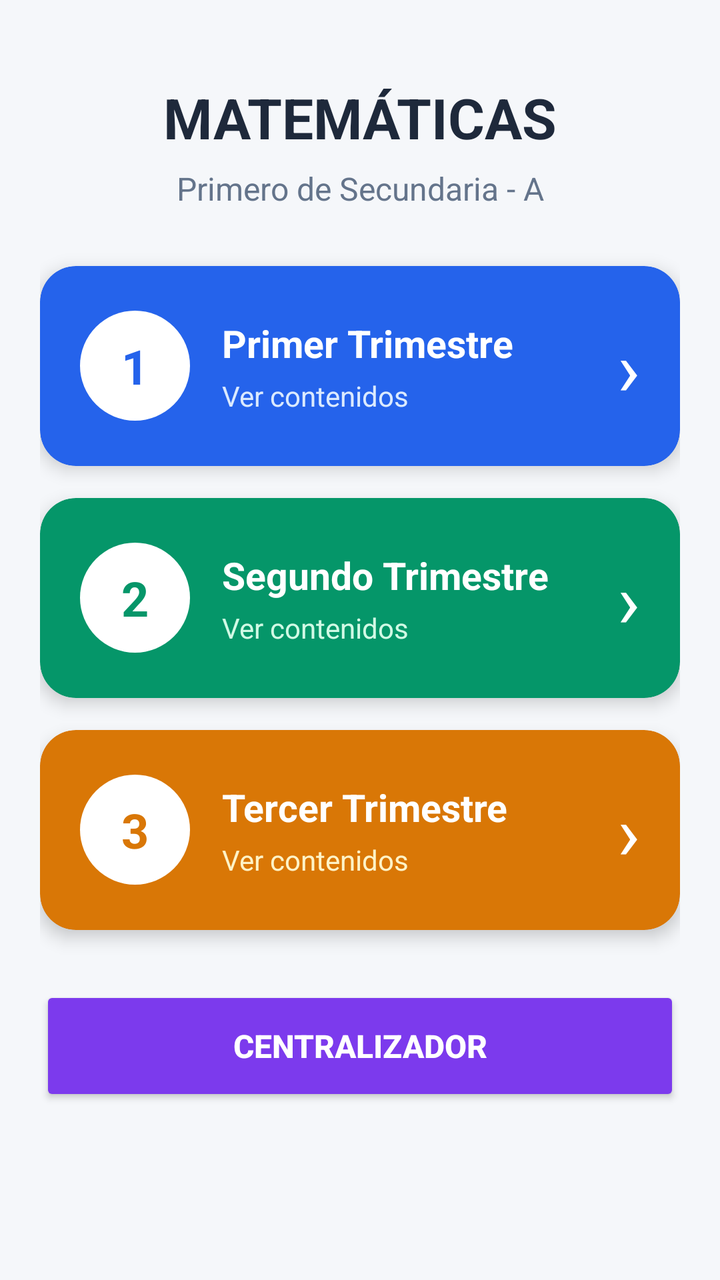
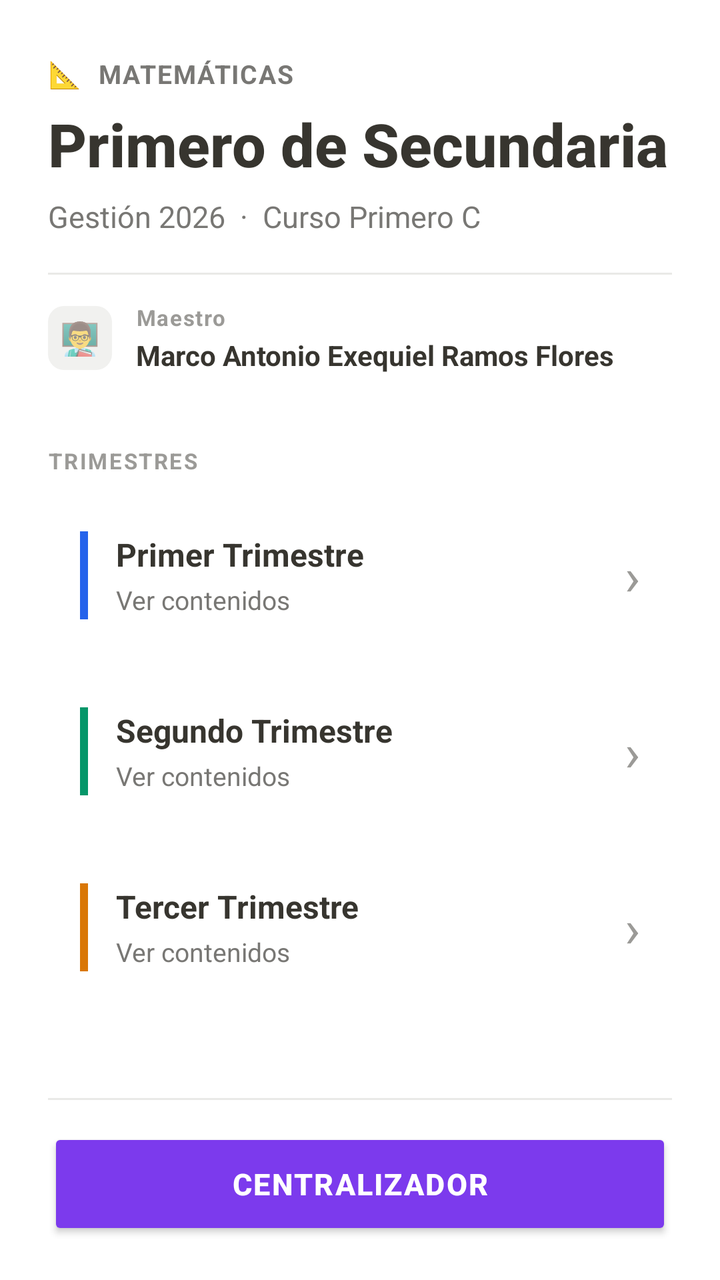

Compare the two renders of this Android layout. The source of the first and the diff that turns it into the second are given below.
<!-- AndroidManifest.xml: application theme Theme.Colegio -->
<!-- res/layout/activity_matematica_ver_trimestres_primero_a.xml -->
<?xml version="1.0" encoding="utf-8"?>
<ScrollView xmlns:android="http://schemas.android.com/apk/res/android" xmlns:app="http://schemas.android.com/apk/res-auto" android:layout_width="match_parent" android:layout_height="match_parent" android:background="#F5F7FA">

  <LinearLayout
      android:id="@+id/main"
      android:layout_width="match_parent"
      android:layout_height="wrap_content"
      android:orientation="vertical"
      android:padding="20dp">

    
    <TextView
        android:layout_width="match_parent"
        android:layout_height="wrap_content"
        android:text="MATEMÁTICAS"
        android:textColor="#1E293B"
        android:textSize="28sp"
        android:textStyle="bold"
        android:gravity="center"
        android:layout_marginTop="20dp" />

    <TextView
        android:layout_width="match_parent"
        android:layout_height="wrap_content"
        android:text="Primero de Secundaria - A"
        android:textColor="#64748B"
        android:textSize="16sp"
        android:gravity="center"
        android:layout_marginTop="6dp"
        android:layout_marginBottom="28dp" />

    
    <androidx.cardview.widget.CardView
        android:id="@+id/cardPrimerTrimestre"
        android:layout_width="match_parent"
        android:layout_height="100dp"
        android:layout_marginBottom="16dp"
        app:cardCornerRadius="18dp"
        app:cardElevation="5dp"
        app:cardBackgroundColor="#2563EB">

      <LinearLayout
          android:layout_width="match_parent"
          android:layout_height="match_parent"
          android:orientation="horizontal"
          android:gravity="center_vertical"
          android:padding="20dp">

        <TextView
            android:layout_width="55dp"
            android:layout_height="55dp"
            android:gravity="center"
            android:text="1"
            android:textColor="#2563EB"
            android:textSize="24sp"
            android:textStyle="bold"
            android:background="@drawable/circulo_blanco" />

        <LinearLayout
            android:layout_width="0dp"
            android:layout_height="wrap_content"
            android:layout_weight="1"
            android:orientation="vertical"
            android:layout_marginStart="16dp">

          <TextView
              android:layout_width="wrap_content"
              android:layout_height="wrap_content"
              android:text="Primer Trimestre"
              android:textColor="#FFFFFF"
              android:textSize="19sp"
              android:textStyle="bold" />

          <TextView
              android:layout_width="wrap_content"
              android:layout_height="wrap_content"
              android:text="Ver contenidos"
              android:textColor="#DBEAFE"
              android:textSize="14sp"
              android:layout_marginTop="4dp" />

        </LinearLayout>

        <TextView
            android:layout_width="wrap_content"
            android:layout_height="wrap_content"
            android:text="›"
            android:textColor="#FFFFFF"
            android:textSize="38sp" />

      </LinearLayout>

    </androidx.cardview.widget.CardView>

    
    <androidx.cardview.widget.CardView
        android:id="@+id/cardSegundoTrimestre"
        android:layout_width="match_parent"
        android:layout_height="100dp"
        android:layout_marginBottom="16dp"
        app:cardCornerRadius="18dp"
        app:cardElevation="5dp"
        app:cardBackgroundColor="#059669">

      <LinearLayout
          android:layout_width="match_parent"
          android:layout_height="match_parent"
          android:orientation="horizontal"
          android:gravity="center_vertical"
          android:padding="20dp">

        <TextView
            android:layout_width="55dp"
            android:layout_height="55dp"
            android:gravity="center"
            android:text="2"
            android:textColor="#059669"
            android:textSize="24sp"
            android:textStyle="bold"
            android:background="@drawable/circulo_blanco" />

        <LinearLayout
            android:layout_width="0dp"
            android:layout_height="wrap_content"
            android:layout_weight="1"
            android:orientation="vertical"
            android:layout_marginStart="16dp">

          <TextView
              android:layout_width="wrap_content"
              android:layout_height="wrap_content"
              android:text="Segundo Trimestre"
              android:textColor="#FFFFFF"
              android:textSize="19sp"
              android:textStyle="bold" />

          <TextView
              android:layout_width="wrap_content"
              android:layout_height="wrap_content"
              android:text="Ver contenidos"
              android:textColor="#D1FAE5"
              android:textSize="14sp"
              android:layout_marginTop="4dp" />

        </LinearLayout>

        <TextView
            android:layout_width="wrap_content"
            android:layout_height="wrap_content"
            android:text="›"
            android:textColor="#FFFFFF"
            android:textSize="38sp" />

      </LinearLayout>

    </androidx.cardview.widget.CardView>

    
    <androidx.cardview.widget.CardView
        android:id="@+id/cardTercerTrimestre"
        android:layout_width="match_parent"
        android:layout_height="100dp"
        android:layout_marginBottom="16dp"
        app:cardCornerRadius="18dp"
        app:cardElevation="5dp"
        app:cardBackgroundColor="#D97706">

      <LinearLayout
          android:layout_width="match_parent"
          android:layout_height="match_parent"
          android:orientation="horizontal"
          android:gravity="center_vertical"
          android:padding="20dp">

        <TextView
            android:layout_width="55dp"
            android:layout_height="55dp"
            android:gravity="center"
            android:text="3"
            android:textColor="#D97706"
            android:textSize="24sp"
            android:textStyle="bold"
            android:background="@drawable/circulo_blanco" />

        <LinearLayout
            android:layout_width="0dp"
            android:layout_height="wrap_content"
            android:layout_weight="1"
            android:orientation="vertical"
            android:layout_marginStart="16dp">

          <TextView
              android:layout_width="wrap_content"
              android:layout_height="wrap_content"
              android:text="Tercer Trimestre"
              android:textColor="#FFFFFF"
              android:textSize="19sp"
              android:textStyle="bold" />

          <TextView
              android:layout_width="wrap_content"
              android:layout_height="wrap_content"
              android:text="Ver contenidos"
              android:textColor="#FEF3C7"
              android:textSize="14sp"
              android:layout_marginTop="4dp" />

        </LinearLayout>

        <TextView
            android:layout_width="wrap_content"
            android:layout_height="wrap_content"
            android:text="›"
            android:textColor="#FFFFFF"
            android:textSize="38sp" />

      </LinearLayout>

    </androidx.cardview.widget.CardView>


    
    
    

    <Button
        android:id="@+id/btnCentralizador"
        android:layout_width="match_parent"
        android:layout_height="60dp"
        android:layout_marginTop="12dp"
        android:layout_marginBottom="20dp"
        android:text="CENTRALIZADOR"
        android:textColor="#FFFFFF"
        android:textSize="16sp"
        android:textStyle="bold"
        android:backgroundTint="#7C3AED"
        android:elevation="5dp" />

  </LinearLayout>
</ScrollView>
<!-- resources referenced by this layout -->
<resources>
  <!-- drawable circulo_blanco (drawable) -->
  <?xml version="1.0" encoding="utf-8"?>
  <shape xmlns:android="http://schemas.android.com/apk/res/android"
      android:shape="oval">
  
      <solid android:color="#FFFFFF" />
  
  </shape>
  <style name="Theme.Colegio" parent="Theme.MaterialComponents.DayNight.NoActionBar">
          
          <item name="colorPrimary">@color/purple_500</item>
          <item name="colorPrimaryVariant">@color/purple_700</item>
          <item name="colorOnPrimary">@color/white</item>
          
          <item name="colorSecondary">@color/teal_200</item>
          <item name="colorSecondaryVariant">@color/teal_700</item>
          <item name="colorOnSecondary">@color/black</item>
          
          <item name="android:statusBarColor">?attr/colorPrimaryVariant</item>
          
      </style>
  <color name="purple_500">#FF6200EE</color>
  <color name="purple_700">#FF3700B3</color>
  <color name="white">#FFFFFFFF</color>
  <color name="teal_200">#FF03DAC5</color>
  <color name="teal_700">#FF018786</color>
  <color name="black">#FF000000</color>
</resources>

<!-- the commit's change to res/layout/activity_matematica_ver_trimestres_primero_a.xml (unified diff, before → after) -->
@@ -1,240 +1,364 @@
 <?xml version="1.0" encoding="utf-8"?>
-<ScrollView xmlns:android="http://schemas.android.com/apk/res/android" xmlns:app="http://schemas.android.com/apk/res-auto" android:layout_width="match_parent" android:layout_height="match_parent" android:background="#F5F7FA">
-
+<LinearLayout xmlns:android="http://schemas.android.com/apk/res/android"
+    xmlns:app="http://schemas.android.com/apk/res-auto"
+    android:layout_width="match_parent"
+    android:layout_height="match_parent"
+    android:orientation="vertical"
+    android:background="#FFFFFF">
+
+  
+  
+  
   <LinearLayout
-      android:id="@+id/main"
+      android:id="@+id/headerContainer"
       android:layout_width="match_parent"
       android:layout_height="wrap_content"
       android:orientation="vertical"
-      android:padding="20dp">
+      android:paddingStart="24dp"
+      android:paddingEnd="24dp"
+      android:paddingTop="28dp"
+      android:paddingBottom="20dp"
+      android:background="#FFFFFF">
 
     
     <TextView
-        android:layout_width="match_parent"
-        android:layout_height="wrap_content"
-        android:text="MATEMÁTICAS"
-        android:textColor="#1E293B"
-        android:textSize="28sp"
+        android:layout_width="wrap_content"
+        android:layout_height="wrap_content"
+        android:text="📐  MATEMÁTICAS"
+        android:textColor="#787774"
+        android:textSize="13sp"
+        android:letterSpacing="0.05"
+        android:textStyle="bold" />
+
+    
+    <TextView
+        android:layout_width="match_parent"
+        android:layout_height="wrap_content"
+        android:text="Primero de Secundaria"
+        android:textColor="#37352F"
+        android:textSize="30sp"
         android:textStyle="bold"
-        android:gravity="center"
-        android:layout_marginTop="20dp" />
-
+        android:layout_marginTop="6dp"
+        android:fontFamily="sans-serif-medium" />
+
+    
     <TextView
         android:layout_width="match_parent"
         android:layout_height="wrap_content"
-        android:text="Primero de Secundaria - A"
-        android:textColor="#64748B"
-        android:textSize="16sp"
-        android:gravity="center"
-        android:layout_marginTop="6dp"
-        android:layout_marginBottom="28dp" />
+        android:text="Gestión 2026  ·  Curso Primero C"
+        android:textColor="#787774"
+        android:textSize="15sp"
+        android:layout_marginTop="6dp" />
+    <View
+        android:layout_width="match_parent"
+        android:layout_height="1dp"
+        android:background="#E9E9E7"
+        android:layout_marginTop="18dp" />
 
     
-    <androidx.cardview.widget.CardView
-        android:id="@+id/cardPrimerTrimestre"
-        android:layout_width="match_parent"
-        android:layout_height="100dp"
-        android:layout_marginBottom="16dp"
-        app:cardCornerRadius="18dp"
-        app:cardElevation="5dp"
-        app:cardBackgroundColor="#2563EB">
+    <LinearLayout
+        android:layout_width="match_parent"
+        android:layout_height="wrap_content"
+        android:orientation="horizontal"
+        android:gravity="center_vertical"
+        android:layout_marginTop="14dp">
+
+      <TextView
+          android:layout_width="32dp"
+          android:layout_height="32dp"
+          android:gravity="center"
+          android:text="👨‍🏫"
+          android:textSize="16sp"
+          android:background="@drawable/bg_icon_soft" />
 
       <LinearLayout
+          android:layout_width="0dp"
+          android:layout_height="wrap_content"
+          android:layout_weight="1"
+          android:orientation="vertical"
+          android:layout_marginStart="12dp">
+
+        <TextView
+            android:layout_width="wrap_content"
+            android:layout_height="wrap_content"
+            android:text="Maestro"
+            android:textColor="#9B9A97"
+            android:textSize="11sp"
+            android:letterSpacing="0.05"
+            android:textStyle="bold" />
+
+        <TextView
+            android:layout_width="wrap_content"
+            android:layout_height="wrap_content"
+            android:text="Marco Antonio Exequiel Ramos Flores"
+            android:textColor="#37352F"
+            android:textSize="14sp"
+            android:textStyle="bold"
+            android:layout_marginTop="2dp" />
+
+      </LinearLayout>
+
+    </LinearLayout>
+
+  </LinearLayout>
+
+  
+  
+  
+  <ScrollView
+      android:layout_width="match_parent"
+      android:layout_height="0dp"
+      android:layout_weight="1"
+      android:fillViewport="true"
+      android:clipToPadding="false"
+      android:paddingBottom="16dp">
+
+    <LinearLayout
+        android:layout_width="match_parent"
+        android:layout_height="wrap_content"
+        android:orientation="vertical"
+        android:paddingStart="24dp"
+        android:paddingEnd="24dp"
+        android:paddingTop="8dp">
+
+      
+      <TextView
+          android:layout_width="wrap_content"
+          android:layout_height="wrap_content"
+          android:text="TRIMESTRES"
+          android:textColor="#9B9A97"
+          android:textSize="11sp"
+          android:letterSpacing="0.08"
+          android:textStyle="bold"
+          android:layout_marginTop="8dp"
+          android:layout_marginBottom="12dp" />
+
+      
+      <androidx.cardview.widget.CardView
+          android:id="@+id/cardPrimerTrimestre"
           android:layout_width="match_parent"
-          android:layout_height="match_parent"
-          android:orientation="horizontal"
-          android:gravity="center_vertical"
-          android:padding="20dp">
-
-        <TextView
-            android:layout_width="55dp"
-            android:layout_height="55dp"
-            android:gravity="center"
-            android:text="1"
-            android:textColor="#2563EB"
-            android:textSize="24sp"
-            android:textStyle="bold"
-            android:background="@drawable/circulo_blanco" />
+          android:layout_height="wrap_content"
+          android:layout_marginBottom="12dp"
+          android:clickable="true"
+          android:focusable="true"
+          android:foreground="?attr/selectableItemBackground"
+          app:cardCornerRadius="12dp"
+          app:cardElevation="0dp"
+          app:cardBackgroundColor="#FFFFFF"
+          app:strokeColor="#E9E9E7"
+          app:strokeWidth="1dp">
 
         <LinearLayout
-            android:layout_width="0dp"
-            android:layout_height="wrap_content"
-            android:layout_weight="1"
-            android:orientation="vertical"
-            android:layout_marginStart="16dp">
+            android:layout_width="match_parent"
+            android:layout_height="wrap_content"
+            android:orientation="horizontal"
+            android:gravity="center_vertical"
+            android:padding="16dp">
+
+          
+          <View
+              android:layout_width="4dp"
+              android:layout_height="44dp"
+              android:background="#2563EB"
+              android:layout_marginEnd="14dp" />
+
+          <LinearLayout
+              android:layout_width="0dp"
+              android:layout_height="wrap_content"
+              android:layout_weight="1"
+              android:orientation="vertical">
+
+            <TextView
+                android:layout_width="wrap_content"
+                android:layout_height="wrap_content"
+                android:text="Primer Trimestre"
+                android:textColor="#37352F"
+                android:textSize="16sp"
+                android:textStyle="bold" />
+
+            <TextView
+                android:layout_width="wrap_content"
+                android:layout_height="wrap_content"
+                android:text="Ver contenidos"
+                android:textColor="#787774"
+                android:textSize="13sp"
+                android:layout_marginTop="3dp" />
+
+          </LinearLayout>
 
           <TextView
               android:layout_width="wrap_content"
               android:layout_height="wrap_content"
-              android:text="Primer Trimestre"
-              android:textColor="#FFFFFF"
-              android:textSize="19sp"
-              android:textStyle="bold" />
+              android:text="›"
+              android:textColor="#9B9A97"
+              android:textSize="26sp" />
+
+        </LinearLayout>
+
+      </androidx.cardview.widget.CardView>
+
+      
+      <androidx.cardview.widget.CardView
+          android:id="@+id/cardSegundoTrimestre"
+          android:layout_width="match_parent"
+          android:layout_height="wrap_content"
+          android:layout_marginBottom="12dp"
+          android:clickable="true"
+          android:focusable="true"
+          android:foreground="?attr/selectableItemBackground"
+          app:cardCornerRadius="12dp"
+          app:cardElevation="0dp"
+          app:cardBackgroundColor="#FFFFFF"
+          app:strokeColor="#E9E9E7"
+          app:strokeWidth="1dp">
+
+        <LinearLayout
+            android:layout_width="match_parent"
+            android:layout_height="wrap_content"
+            android:orientation="horizontal"
+            android:gravity="center_vertical"
+            android:padding="16dp">
+
+          <View
+              android:layout_width="4dp"
+              android:layout_height="44dp"
+              android:background="#059669"
+              android:layout_marginEnd="14dp" />
+
+          <LinearLayout
+              android:layout_width="0dp"
+              android:layout_height="wrap_content"
+              android:layout_weight="1"
+              android:orientation="vertical">
+
+            <TextView
+                android:layout_width="wrap_content"
+                android:layout_height="wrap_content"
+                android:text="Segundo Trimestre"
+                android:textColor="#37352F"
+                android:textSize="16sp"
+                android:textStyle="bold" />
+
+            <TextView
+                android:layout_width="wrap_content"
+                android:layout_height="wrap_content"
+                android:text="Ver contenidos"
+                android:textColor="#787774"
+                android:textSize="13sp"
+                android:layout_marginTop="3dp" />
+
+          </LinearLayout>
 
           <TextView
               android:layout_width="wrap_content"
               android:layout_height="wrap_content"
-              android:text="Ver contenidos"
-              android:textColor="#DBEAFE"
-              android:textSize="14sp"
-              android:layout_marginTop="4dp" />
+              android:text="›"
+              android:textColor="#9B9A97"
+              android:textSize="26sp" />
 
         </LinearLayout>
 
-        <TextView
-            android:layout_width="wrap_content"
-            android:layout_height="wrap_content"
-            android:text="›"
-            android:textColor="#FFFFFF"
-            android:textSize="38sp" />
-
-      </LinearLayout>
-
-    </androidx.cardview.widget.CardView>
-
-    
-    <androidx.cardview.widget.CardView
-        android:id="@+id/cardSegundoTrimestre"
-        android:layout_width="match_parent"
-        android:layout_height="100dp"
-        android:layout_marginBottom="16dp"
-        app:cardCornerRadius="18dp"
-        app:cardElevation="5dp"
-        app:cardBackgroundColor="#059669">
-
-      <LinearLayout
+      </androidx.cardview.widget.CardView>
+
+      
+      <androidx.cardview.widget.CardView
+          android:id="@+id/cardTercerTrimestre"
           android:layout_width="match_parent"
-          android:layout_height="match_parent"
-          android:orientation="horizontal"
-          android:gravity="center_vertical"
-          android:padding="20dp">
-
-        <TextView
-            android:layout_width="55dp"
-            android:layout_height="55dp"
-            android:gravity="center"
-            android:text="2"
-            android:textColor="#059669"
-            android:textSize="24sp"
-            android:textStyle="bold"
-            android:background="@drawable/circulo_blanco" />
+          android:layout_height="wrap_content"
+          android:layout_marginBottom="16dp"
+          android:clickable="true"
+          android:focusable="true"
+          android:foreground="?attr/selectableItemBackground"
+          app:cardCornerRadius="12dp"
+          app:cardElevation="0dp"
+          app:cardBackgroundColor="#FFFFFF"
+          app:strokeColor="#E9E9E7"
+          app:strokeWidth="1dp">
 
         <LinearLayout
-            android:layout_width="0dp"
-            android:layout_height="wrap_content"
-            android:layout_weight="1"
-            android:orientation="vertical"
-            android:layout_marginStart="16dp">
+            android:layout_width="match_parent"
+            android:layout_height="wrap_content"
+            android:orientation="horizontal"
+            android:gravity="center_vertical"
+            android:padding="16dp">
+
+          <View
+              android:layout_width="4dp"
+              android:layout_height="44dp"
+              android:background="#D97706"
+              android:layout_marginEnd="14dp" />
+
+          <LinearLayout
+              android:layout_width="0dp"
+              android:layout_height="wrap_content"
+              android:layout_weight="1"
+              android:orientation="vertical">
+
+            <TextView
+                android:layout_width="wrap_content"
+                android:layout_height="wrap_content"
+                android:text="Tercer Trimestre"
+                android:textColor="#37352F"
+                android:textSize="16sp"
+                android:textStyle="bold" />
+
+            <TextView
+                android:layout_width="wrap_content"
+                android:layout_height="wrap_content"
+                android:text="Ver contenidos"
+                android:textColor="#787774"
+                android:textSize="13sp"
+                android:layout_marginTop="3dp" />
+
+          </LinearLayout>
 
           <TextView
               android:layout_width="wrap_content"
               android:layout_height="wrap_content"
-              android:text="Segundo Trimestre"
-              android:textColor="#FFFFFF"
-              android:textSize="19sp"
-              android:textStyle="bold" />
-
-          <TextView
-              android:layout_width="wrap_content"
-              android:layout_height="wrap_content"
-              android:text="Ver contenidos"
-              android:textColor="#D1FAE5"
-              android:textSize="14sp"
-              android:layout_marginTop="4dp" />
+              android:text="›"
+              android:textColor="#9B9A97"
+              android:textSize="26sp" />
 
         </LinearLayout>
 
-        <TextView
-            android:layout_width="wrap_content"
-            android:layout_height="wrap_content"
-            android:text="›"
-            android:textColor="#FFFFFF"
-            android:textSize="38sp" />
-
-      </LinearLayout>
-
-    </androidx.cardview.widget.CardView>
-
-    
-    <androidx.cardview.widget.CardView
-        android:id="@+id/cardTercerTrimestre"
-        android:layout_width="match_parent"
-        android:layout_height="100dp"
-        android:layout_marginBottom="16dp"
-        app:cardCornerRadius="18dp"
-        app:cardElevation="5dp"
-        app:cardBackgroundColor="#D97706">
-
-      <LinearLayout
-          android:layout_width="match_parent"
-          android:layout_height="match_parent"
-          android:orientation="horizontal"
-          android:gravity="center_vertical"
-          android:padding="20dp">
-
-        <TextView
-            android:layout_width="55dp"
-            android:layout_height="55dp"
-            android:gravity="center"
-            android:text="3"
-            android:textColor="#D97706"
-            android:textSize="24sp"
-            android:textStyle="bold"
-            android:background="@drawable/circulo_blanco" />
-
-        <LinearLayout
-            android:layout_width="0dp"
-            android:layout_height="wrap_content"
-            android:layout_weight="1"
-            android:orientation="vertical"
-            android:layout_marginStart="16dp">
-
-          <TextView
-              android:layout_width="wrap_content"
-              android:layout_height="wrap_content"
-              android:text="Tercer Trimestre"
-              android:textColor="#FFFFFF"
-              android:textSize="19sp"
-              android:textStyle="bold" />
-
-          <TextView
-              android:layout_width="wrap_content"
-              android:layout_height="wrap_content"
-              android:text="Ver contenidos"
-              android:textColor="#FEF3C7"
-              android:textSize="14sp"
-              android:layout_marginTop="4dp" />
-
-        </LinearLayout>
-
-        <TextView
-            android:layout_width="wrap_content"
-            android:layout_height="wrap_content"
-            android:text="›"
-            android:textColor="#FFFFFF"
-            android:textSize="38sp" />
-
-      </LinearLayout>
-
-    </androidx.cardview.widget.CardView>
-
-
-    
-    
-    
+      </androidx.cardview.widget.CardView>
+
+    </LinearLayout>
+
+  </ScrollView>
+
+  
+  
+  
+  <LinearLayout
+      android:layout_width="match_parent"
+      android:layout_height="wrap_content"
+      android:orientation="vertical"
+      android:background="#FFFFFF"
+      android:paddingStart="24dp"
+      android:paddingEnd="24dp"
+      android:paddingTop="12dp"
+      android:paddingBottom="20dp">
+
+    <View
+        android:layout_width="match_parent"
+        android:layout_height="1dp"
+        android:background="#E9E9E7"
+        android:layout_marginBottom="14dp" />
 
     <Button
         android:id="@+id/btnCentralizador"
         android:layout_width="match_parent"
-        android:layout_height="60dp"
-        android:layout_marginTop="12dp"
-        android:layout_marginBottom="20dp"
+        android:layout_height="56dp"
         android:text="CENTRALIZADOR"
         android:textColor="#FFFFFF"
-        android:textSize="16sp"
+        android:textSize="15sp"
         android:textStyle="bold"
+        android:letterSpacing="0.05"
         android:backgroundTint="#7C3AED"
-        android:elevation="5dp" />
+        android:elevation="4dp"
+        app:cornerRadius="12dp" />
 
   </LinearLayout>
-</ScrollView>
+
+</LinearLayout>
<!-- resource entries referenced after the edit -->
@@ -1,12 +1,11 @@
 <!-- resources referenced by this layout -->
 <resources>
-  <!-- drawable circulo_blanco (drawable) -->
+  <!-- drawable bg_icon_soft (drawable) -->
   <?xml version="1.0" encoding="utf-8"?>
   <shape xmlns:android="http://schemas.android.com/apk/res/android"
-      android:shape="oval">
-  
-      <solid android:color="#FFFFFF" />
-  
+      android:shape="rectangle">
+      <solid android:color="#F1F1EF" />
+      <corners android:radius="8dp" />
   </shape>
   <style name="Theme.Colegio" parent="Theme.MaterialComponents.DayNight.NoActionBar">
           
